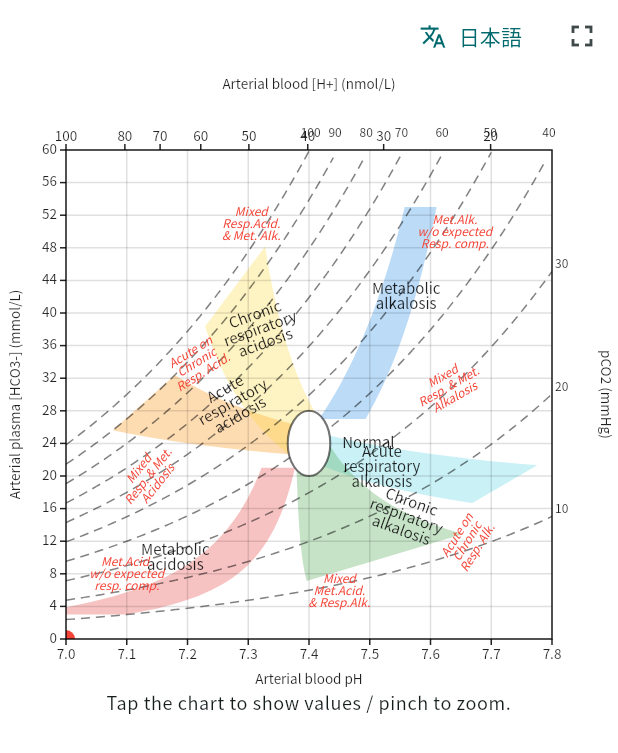
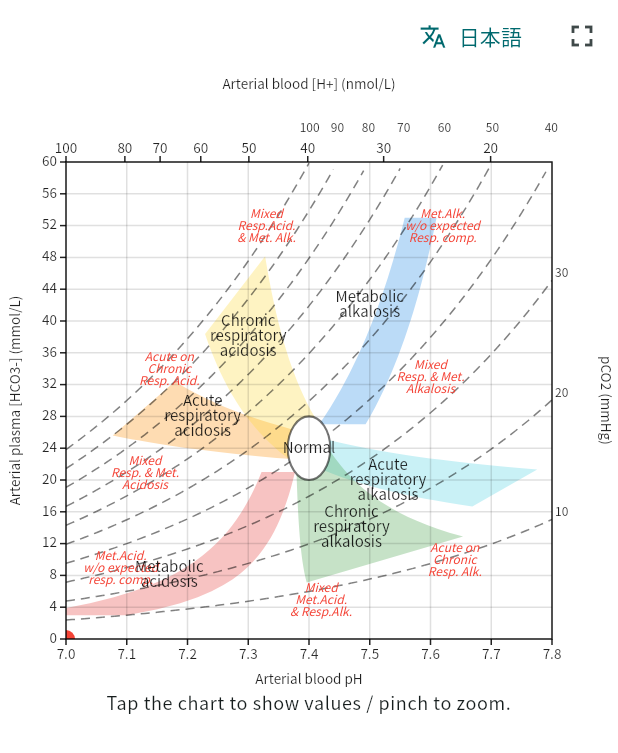
Before and after one commit to CliniGenet-QuanCom/abg-analyzer, a Flutter app: the CohenNomogram screen opened directly with empty values, after a tap on "日本語", after a tap on "EN", on a phone screen of 412 x 824 dp. Shown: the top 753 px of the screen. Run offline on Flutter 3.47's test engine with Material 3 defaults, Android fonts, the phone set to English and light mode, and no system bars; our stand-ins replace image_picker, share_plus, shared_preferences; missing offline and left inert: google_mlkit_text_recognition; accounts and stored records are empty.

Commit message:
fix(nomogram): ラベルを回転0°・領域中央へ、pCO2上端ラベルを[H+]と分離
- 主要障害ラベル/Normal を回転なしで各色領域の中央に配置
- 混合性障害ラベル（赤斜体）も回転なしで各混合域の中心に配置
- pCO2等圧線の上端ラベル(40-100)を上方へ離し[H+]数字との重なりを解消
- 未使用化した rotation 機構を除去

Co-Authored-By: Claude Opus 4.8 <noreply@anthropic.com>

```diff
--- a/lib/ui/cohen_nomogram.dart
+++ b/lib/ui/cohen_nomogram.dart
@@ -169,7 +169,6 @@ class _RegionLabel {
   final double hco3;
   final Color color;
   final bool italic;
-  final double rotationDeg;
   final double fontSize;
 
   /// maxWidth をプロット幅に対する割合で指定（帯域幅の約 80% を目安）。
@@ -180,7 +179,6 @@ class _RegionLabel {
 
   const _RegionLabel(this.en, this.ja, this.ph, this.hco3, this.color,
       {this.italic = false,
-      this.rotationDeg = 0,
       this.fontSize = 10,
       this.widthFactor = 0.24,
       this.clamp = false});
@@ -207,7 +205,7 @@ class _CohenPainter extends CustomPainter {
   // 余白
   static const double mLeft = 44;
   static const double mRight = 44;
-  static const double mTop = 52;
+  static const double mTop = 60;
   static const double mBottom = 34;
 
   /// ラベルのフォント（バンドル日本語フォント）。CustomPainter 内の TextStyle は
@@ -404,19 +402,18 @@ class _CohenPainter extends CustomPainter {
 
   void _drawIsobarLabels(Canvas canvas, Color ink) {
     for (final pco in const [10, 20, 30, 40, 50, 60, 70, 80, 90, 100]) {
-      // 上端(HCO3=60)との交点 or 右端(pH=7.8)で交わる方にラベル。
       final hAtRight = _hco3From(maxPh, pco.toDouble());
-      double lx, ly;
       if (hAtRight <= maxHco3) {
-        lx = _x(maxPh) + 2;
-        ly = _y(hAtRight) - 5;
+        // 右端(pH=7.8)で交わる等圧線は右端にラベル。
+        _text(canvas, '$pco', Offset(_x(maxPh) + 2, _y(hAtRight) - 5),
+            color: ink, size: 8, anchorLeft: true);
       } else {
+        // 上端で交わる等圧線(40–100)は、上軸 [H+] の数字と重ならないよう
+        // プロット枠より上方に離して配置する。
         final phAtTop = _phFrom(maxHco3, pco.toDouble());
-        lx = _x(phAtTop) - 6;
-        ly = _y(maxHco3) - 12;
+        _text(canvas, '$pco', Offset(_x(phAtTop), _plot.top - 27),
+            color: ink, size: 8, center: true);
       }
-      _text(canvas, '$pco', Offset(lx, ly),
-          color: ink, size: 8, anchorLeft: true);
     }
   }
 
@@ -506,52 +503,48 @@ class _CohenPainter extends CustomPainter {
   }
 
   // ---- 帯域・混合のラベル ----
-  // 主要障害名（10pt・指定の回転角）。
+  // 主要障害名（10pt・回転なし・各色領域の中央）。
   static const List<_RegionLabel> _mainLabels = [
-    _RegionLabel('Metabolic\nacidosis', '代謝性\nアシドーシス', 7.18, 10,
-        Colors.black87, rotationDeg: 0, widthFactor: 0.24),
-    _RegionLabel('Metabolic\nalkalosis', '代謝性\nアルカローシス', 7.56, 42,
-        Colors.black87, rotationDeg: 0, widthFactor: 0.26),
-    _RegionLabel('Acute\nrespiratory\nacidosis', '急性\n呼吸性\nアシドーシス', 7.275,
-        29, Colors.black87, rotationDeg: -30, widthFactor: 0.28),
-    _RegionLabel('Chronic\nrespiratory\nacidosis', '慢性\n呼吸性\nアシドーシス', 7.32,
-        38, Colors.black87, rotationDeg: -20, widthFactor: 0.30),
-    _RegionLabel('Acute\nrespiratory\nalkalosis', '急性\n呼吸性\nアルカローシス', 7.52,
-        21, Colors.black87, rotationDeg: 0, widthFactor: 0.24),
+    _RegionLabel('Metabolic\nacidosis', '代謝性\nアシドーシス', 7.17, 8,
+        Colors.black87, widthFactor: 0.24),
+    _RegionLabel('Metabolic\nalkalosis', '代謝性\nアルカローシス', 7.50, 42,
+        Colors.black87, widthFactor: 0.26),
+    _RegionLabel('Acute\nrespiratory\nacidosis', '急性\n呼吸性\nアシドーシス', 7.225,
+        28, Colors.black87, widthFactor: 0.26),
+    _RegionLabel('Chronic\nrespiratory\nacidosis', '慢性\n呼吸性\nアシドーシス', 7.30,
+        38, Colors.black87, widthFactor: 0.26),
+    _RegionLabel('Acute\nrespiratory\nalkalosis', '急性\n呼吸性\nアルカローシス', 7.53,
+        20, Colors.black87, widthFactor: 0.24),
     _RegionLabel('Chronic\nrespiratory\nalkalosis', '慢性\n呼吸性\nアルカローシス',
-        7.56, 15, Colors.black87, rotationDeg: 20, widthFactor: 0.26),
+        7.47, 14, Colors.black87, widthFactor: 0.26),
   ];
 
-  // 混合・代償不全（8pt・赤・斜体、枠内クランプ）。
+  // 混合・代償不全（8pt・赤・斜体・回転なし、各混合域の中心、枠内クランプ）。
   static const List<_RegionLabel> _mixedLabels = [
     _RegionLabel('Mixed\nResp.Acid.\n& Met. Alk.', '混合\n呼吸性アシ\n＋代謝性アルカ',
-        7.305, 51, Colors.red,
-        italic: true, fontSize: 8, widthFactor: 0.22, clamp: true),
+        7.33, 52, Colors.red,
+        italic: true, fontSize: 8, widthFactor: 0.20, clamp: true),
     _RegionLabel('Met.Alk.\nw/o expected\nResp. comp.', '代謝性アルカ\n代償不全なし',
-        7.64, 50, Colors.red,
-        italic: true, fontSize: 8, widthFactor: 0.22, clamp: true),
+        7.62, 52, Colors.red,
+        italic: true, fontSize: 8, widthFactor: 0.20, clamp: true),
     _RegionLabel('Mixed\nResp. & Met.\nAlkalosis', '混合\n呼吸性＋代謝性\nアルカローシス',
-        7.63, 31, Colors.red,
-        italic: true, fontSize: 8, rotationDeg: -30, widthFactor: 0.22,
-        clamp: true),
-    _RegionLabel('Acute on\nChronic\nResp. Alk.', '急性 on 慢性\n呼吸性アルカ', 7.66,
-        12, Colors.red,
-        italic: true, fontSize: 8, rotationDeg: -58, widthFactor: 0.20,
-        clamp: true),
+        7.60, 33, Colors.red,
+        italic: true, fontSize: 8, widthFactor: 0.20, clamp: true),
+    _RegionLabel('Acute on\nChronic\nResp. Alk.', '急性 on 慢性\n呼吸性アルカ', 7.64,
+        10, Colors.red,
+        italic: true, fontSize: 8, widthFactor: 0.18, clamp: true),
     _RegionLabel('Mixed\nMet.Acid.\n& Resp.Alk.', '混合\n代謝性アシ\n＋呼吸性アルカ',
-        7.45, 6, Colors.red,
-        italic: true, fontSize: 8, widthFactor: 0.22, clamp: true),
+        7.42, 5, Colors.red,
+        italic: true, fontSize: 8, widthFactor: 0.20, clamp: true),
     _RegionLabel('Mixed\nResp. & Met.\nAcidosis', '混合\n呼吸性＋代謝性\nアシドーシス',
-        7.135, 20, Colors.red,
-        italic: true, fontSize: 8, rotationDeg: -52, widthFactor: 0.22,
-        clamp: true),
+        7.13, 21, Colors.red,
+        italic: true, fontSize: 8, widthFactor: 0.18, clamp: true),
     _RegionLabel('Met.Acid.\nw/o expected\nresp. comp.', '代謝性アシ\n代償不全なし',
-        7.10, 8, Colors.red,
-        italic: true, fontSize: 8, widthFactor: 0.20, clamp: true),
-    _RegionLabel('Acute on\nChronic\nResp. Acid.', '急性 on 慢性\n呼吸性アシ', 7.215,
+        7.09, 9, Colors.red,
+        italic: true, fontSize: 8, widthFactor: 0.18, clamp: true),
+    _RegionLabel('Acute on\nChronic\nResp. Acid.', '急性 on 慢性\n呼吸性アシ', 7.17,
         34, Colors.red,
-        italic: true, fontSize: 8, rotationDeg: -32, widthFactor: 0.20,
-        clamp: true),
+        italic: true, fontSize: 8, widthFactor: 0.18, clamp: true),
   ];
 
   Offset _labelPos(_RegionLabel l) {
@@ -574,7 +567,6 @@ class _CohenPainter extends CustomPainter {
         center: true,
         middle: true,
         italic: l.italic,
-        angle: l.rotationDeg * math.pi / 180,
         maxWidth: l.widthFactor * _plot.width);
   }
 
@@ -588,13 +580,11 @@ class _CohenPainter extends CustomPainter {
     _drawNormalLabel(canvas);
   }
 
-  /// 「Normal」は正常楕円の右横（+8px）に配置し、プロット点と分離する。
+  /// 「Normal」は正常域（中央）に水平表示。
   void _drawNormalLabel(Canvas canvas) {
-    final center = _p(7.40, 24);
-    final rx = (0.035 / (maxPh - minPh)) * _plot.width;
-    final pos = Offset(center.dx + rx + 8, center.dy);
+    final pos = _p(7.40, 24);
     _text(canvas, lang == NomogramLang.en ? 'Normal' : '正常', pos,
-        color: Colors.black87, size: 10, anchorLeft: true, middle: true);
+        color: Colors.black87, size: 10, center: true, middle: true);
   }
 
   // ---- テキスト描画ヘルパ ----
@@ -606,7 +596,6 @@ class _CohenPainter extends CustomPainter {
       bool anchorRight = false,
       bool anchorLeft = false,
       bool italic = false,
-      double angle = 0,
       double? maxWidth}) {
     final tp = TextPainter(
       text: TextSpan(
@@ -629,15 +618,7 @@ class _CohenPainter extends CustomPainter {
     if (anchorRight) dx -= tp.width;
     if (anchorRight && !middle) dy -= tp.height / 2;
     if (anchorLeft && !middle) dy -= tp.height / 2;
-    if (angle != 0) {
-      canvas.save();
-      canvas.translate(at.dx, at.dy);
-      canvas.rotate(angle);
-      tp.paint(canvas, Offset(-tp.width / 2, -tp.height / 2));
-      canvas.restore();
-    } else {
-      tp.paint(canvas, Offset(dx, dy));
-    }
+    tp.paint(canvas, Offset(dx, dy));
   }
 
   void _textRotated(Canvas canvas, String s, Offset at,
```
